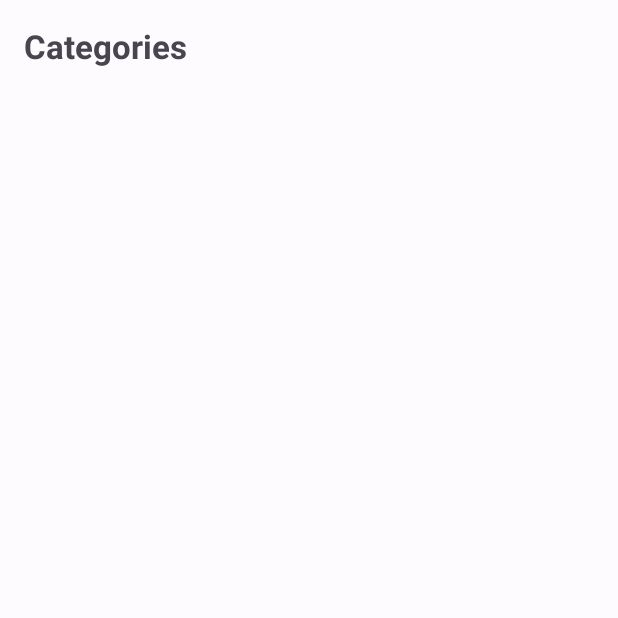
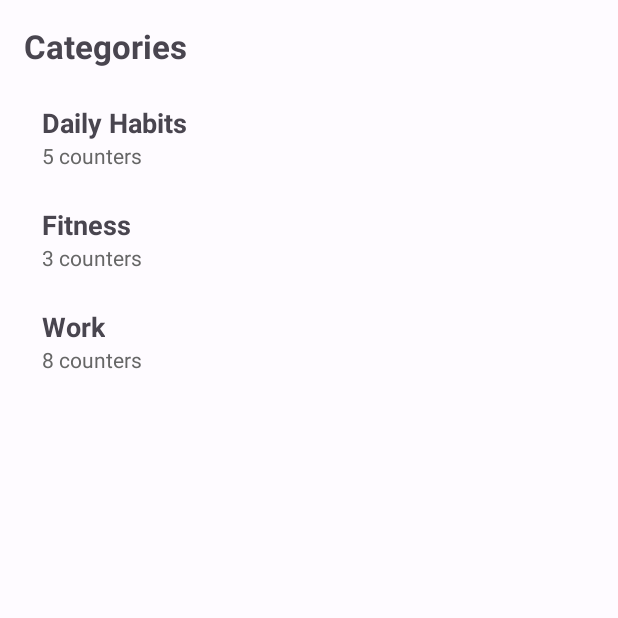
Before and after one commit to droidevs/counter-app, an Android app: the fragment CategoryListFragment shown on its own in the app's theme, on a phone screen of 412 x 824 dp, the top half of it. Run offline under Robolectric (Android 15) with nearby library versions, the phone set to English and light mode, and no system bars.

Commit message:
set up category list page

```diff
--- /dev/null
+++ b/app/src/main/java/io/droidevs/counterapp/adapter/CategoryListAdapter.kt
@@ -0,0 +1,47 @@
+package io.droidevs.counterapp.adapter
+
+import android.view.LayoutInflater
+import android.view.ViewGroup
+import androidx.recyclerview.widget.DiffUtil
+import androidx.recyclerview.widget.ListAdapter
+import androidx.recyclerview.widget.RecyclerView
+import io.droidevs.counterapp.databinding.ItemCategoryBinding
+import io.droidevs.counterapp.ui.CounterCategoryUiModel
+
+class CategoryListAdapter() :
+    ListAdapter<CounterCategoryUiModel, CategoryListAdapter.CategoryVH>(Diff()) {
+    override fun onCreateViewHolder(
+        parent: ViewGroup,
+        viewType: Int
+    ): CategoryVH {
+        val inflater = LayoutInflater.from(parent.context)
+        val binding = ItemCategoryBinding.inflate(inflater, parent, false)
+        return CategoryVH(binding)
+    }
+
+
+    override fun onBindViewHolder(holder: CategoryVH, position: Int) {
+        holder.bind(getItem(position))
+    }
+
+
+    inner class CategoryVH(val binding: ItemCategoryBinding) : RecyclerView.ViewHolder(binding.root) {
+
+        private val name = binding.tvCategoryName
+        private val countersCount = binding.tvCountersCount
+
+        fun bind(item : CounterCategoryUiModel) {
+            name.text = item.name
+            countersCount.text = "${item.countersCount} counters"
+
+        }
+    }
+
+    class Diff : DiffUtil.ItemCallback<CounterCategoryUiModel>() {
+        override fun areItemsTheSame(old: CounterCategoryUiModel, new: CounterCategoryUiModel) =
+            old.id == new.id
+
+        override fun areContentsTheSame(old: CounterCategoryUiModel, new: CounterCategoryUiModel) =
+            old == new
+    }
+}
--- a/app/src/main/java/io/droidevs/counterapp/ui/CategoryListFragment.kt
+++ b/app/src/main/java/io/droidevs/counterapp/ui/CategoryListFragment.kt
@@ -5,12 +5,15 @@ import androidx.fragment.app.Fragment
 import android.view.LayoutInflater
 import android.view.View
 import android.view.ViewGroup
+import androidx.recyclerview.widget.LinearLayoutManager
 import io.droidevs.counterapp.R
+import io.droidevs.counterapp.adapter.CategoryListAdapter
 import io.droidevs.counterapp.databinding.FragmentCategoryListBinding
 
 class CategoryListFragment : Fragment() {
 
     private lateinit var binding: FragmentCategoryListBinding
+    private lateinit var adapter: CategoryListAdapter
 
     override fun onCreateView(
         inflater: LayoutInflater,
@@ -24,8 +27,25 @@ class CategoryListFragment : Fragment() {
     override fun onViewCreated(view: View, savedInstanceState: Bundle?) {
         super.onViewCreated(view, savedInstanceState)
 
+        setupRecyclerView()
+        loadCategories()
     }
 
+    private fun setupRecyclerView() {
+        adapter = CategoryListAdapter()
 
+        binding.rvCategories.layoutManager = LinearLayoutManager(requireContext())
+        binding.rvCategories.adapter = adapter
+    }
 
+    private fun loadCategories() {
+        // Temporary fake data
+        val categories = listOf(
+            CounterCategoryUiModel("1", "Daily Habits", 5),
+            CounterCategoryUiModel("2", "Fitness", 3),
+            CounterCategoryUiModel("3", "Work", 8)
+        )
+
+        adapter.submitList(categories)
+    }
 }
--- /dev/null
+++ b/app/src/main/java/io/droidevs/counterapp/ui/CountersCategoryUiModel.kt
@@ -0,0 +1,7 @@
+package io.droidevs.counterapp.ui
+
+data class CounterCategoryUiModel(
+    val id: String,
+    val name: String,
+    val countersCount: Int
+)
--- a/app/src/main/res/layout/fragment_category_list.xml
+++ b/app/src/main/res/layout/fragment_category_list.xml
@@ -17,5 +17,9 @@
     android:textStyle="bold"
     android:paddingBottom="12dp"/>
 
+<androidx.recyclerview.widget.RecyclerView
+    android:id="@+id/rvCategories"
+    android:layout_width="match_parent"
+    android:layout_height="match_parent"/>
 
 </LinearLayout>
--- /dev/null
+++ b/app/src/main/res/layout/item_category.xml
@@ -0,0 +1,24 @@
+<?xml version="1.0" encoding="utf-8"?>
+<LinearLayout
+    xmlns:android="http://schemas.android.com/apk/res/android"
+    android:layout_width="match_parent"
+    android:layout_height="wrap_content"
+    android:orientation="vertical"
+    android:padding="12dp"
+    android:background="?attr/selectableItemBackground">
+
+    <TextView
+        android:id="@+id/tvCategoryName"
+        android:layout_width="wrap_content"
+        android:layout_height="wrap_content"
+        android:textSize="18sp"
+        android:textStyle="bold"/>
+
+    <TextView
+        android:id="@+id/tvCountersCount"
+        android:layout_width="wrap_content"
+        android:layout_height="wrap_content"
+        android:textSize="14sp"
+        android:textColor="#666"/>
+
+</LinearLayout>
```
